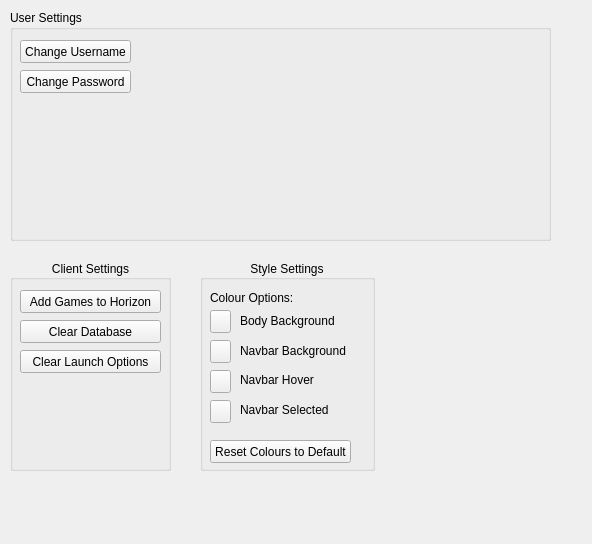
This is Resource/UI/Settings.ui in HorizonLauncher/Client as Qt 5 draws it before an edit. The edited form follows.
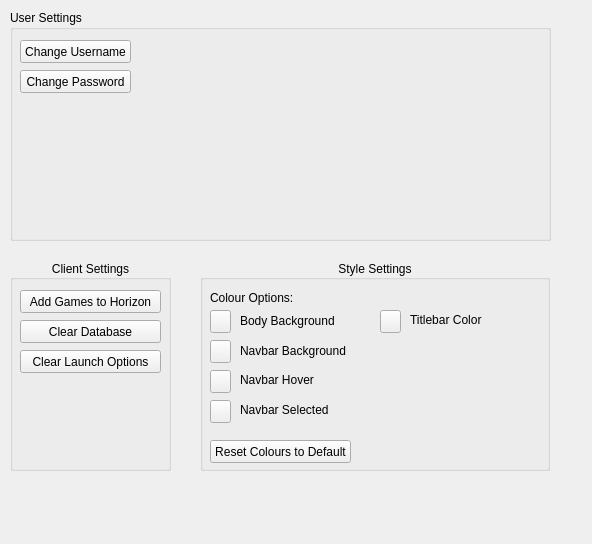
This is the edited form.

Commit message: Make Titlebar color changeable

```diff
--- a/Resource/UI/Settings.ui
+++ b/Resource/UI/Settings.ui
@@ -73,7 +73,7 @@
                 <rect>
                     <x>200</x>
                     <y>260</y>
-                    <width>175</width>
+                    <width>350</width>
                     <height>211</height>
                 </rect>
             </property>
@@ -203,6 +203,32 @@
                     <string>Navbar Selected</string>
                 </property>
             </widget>
+            <widget class="QPushButton" name="TitleBarColor">
+                <property name="geometry">
+                    <rect>
+                        <x>180</x>
+                        <y>50</y>
+                        <width>21</width>
+                        <height>23</height>
+                    </rect>
+                </property>
+                <property name="text">
+                    <string/>
+                </property>
+            </widget>
+            <widget class="QLabel" name="label_7">
+                <property name="geometry">
+                    <rect>
+                        <x>210</x>
+                        <y>50</y>
+                        <width>110</width>
+                        <height>20</height>
+                    </rect>
+                </property>
+                <property name="text">
+                    <string>Titlebar Color</string>
+                </property>
+            </widget>
             <widget class="QPushButton" name="ResetColors">
                 <property name="geometry">
                     <rect>
```
The commit also changes 3 other files.
